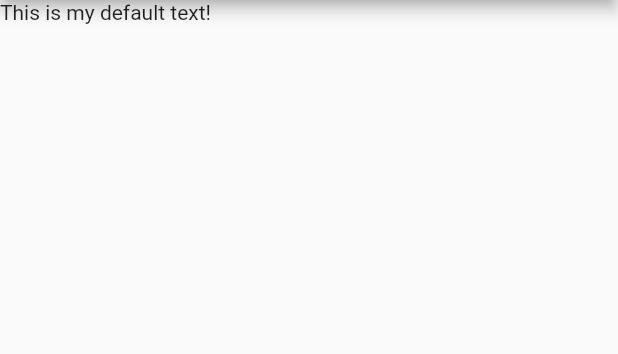
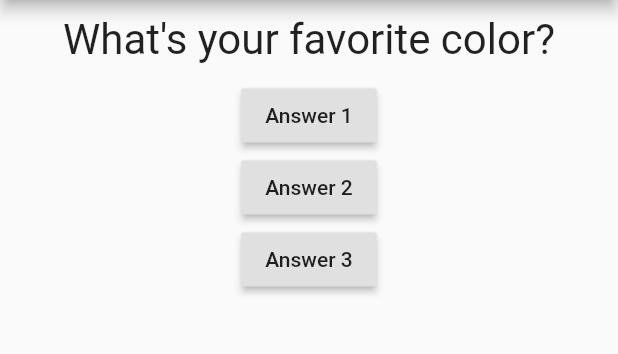
Before and after one commit to BLimaM4I/FlutterFisrtApp, a Flutter app: the screen it shows after launch, on a phone screen of 412 x 824 dp, the part 84-438 px from its top. Run offline on Flutter 3.47's test engine with Material 2 defaults, Android fonts, the phone set to English and light mode, and no system bars.

Commit message:
added question.dart with style properties

```diff
--- a/lib/main.dart
+++ b/lib/main.dart
@@ -1,18 +1,58 @@
 import 'package:flutter/material.dart';
+
+import 'question.dart';
 
 void main() {
   runApp(MyApp());
 }
 
-class MyApp extends StatelessWidget {
+class MyApp extends StatefulWidget {
+  @override
+  State<MyApp> createState() => _MyAppState();
+}
+
+class _MyAppState extends State<MyApp> {
+  var _questionsIndex = 0;
+
+  void _answerQuestion() {
+    setState(() {
+      _questionsIndex += 1;
+      if (_questionsIndex > 1) _questionsIndex = 0;
+    });
+    print(_questionsIndex);
+  }
+
   @override
   Widget build(BuildContext context) {
+    var questions = [
+      'What\'s your favorite color?',
+      'What\'s or favorite animal?'
+    ];
+
     return MaterialApp(
       home: Scaffold(
         appBar: AppBar(
           title: const Text('MyFirstApp'),
         ),
-        body: const Text('This is my default text!'),
+        body: Column(
+          children: [
+            Question(questions[_questionsIndex]),
+            RaisedButton(
+              child: Text('Answer 1'),
+              onPressed: _answerQuestion,
+            ),
+            RaisedButton(
+              child: Text('Answer 2'),
+              onPressed: () => print('Answer 2 chosen!'),
+            ),
+            RaisedButton(
+              child: Text('Answer 3'),
+              onPressed: () {
+                print('Answer 3 chosen!');
+              },
+            ),
+          ],
+        ),
       ),
     );
   }
--- /dev/null
+++ b/lib/question.dart
@@ -0,0 +1,26 @@
+//
+// Author: Bruno Lima
+// Company: M4I
+// 01/10/2021 at 15:26
+//
+
+import 'package:flutter/material.dart';
+
+class Question extends StatelessWidget {
+  final String questionText;
+
+  Question(this.questionText);
+
+  @override
+  Widget build(BuildContext context) {
+    return Container(
+      width: double.infinity,
+      margin: EdgeInsets.all(10),
+      child: Text(
+        questionText,
+        style: TextStyle(fontSize: 28),
+        textAlign: TextAlign.center,
+      ),
+    );
+  }
+}
```
